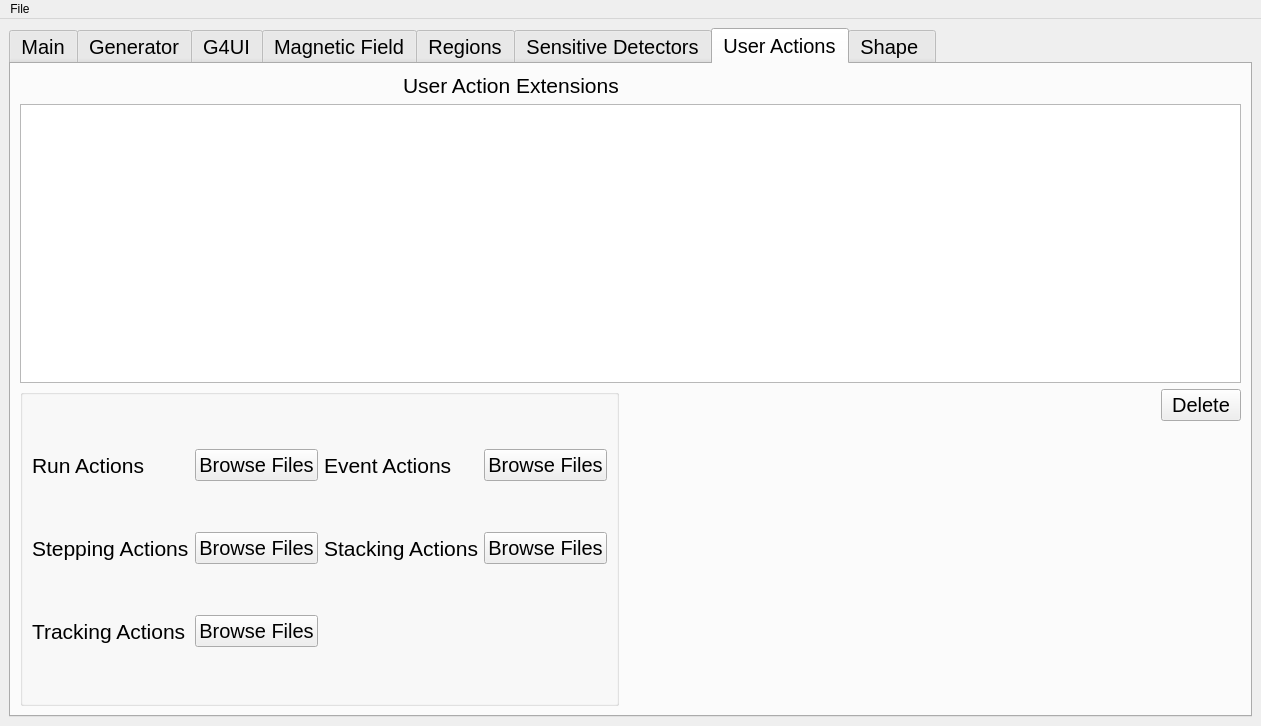
This is FSL/src/fsl_mainwindow.ui in efemberg11/GeoModel_rmakhman as Qt 5 draws it before an edit. The edited form follows.
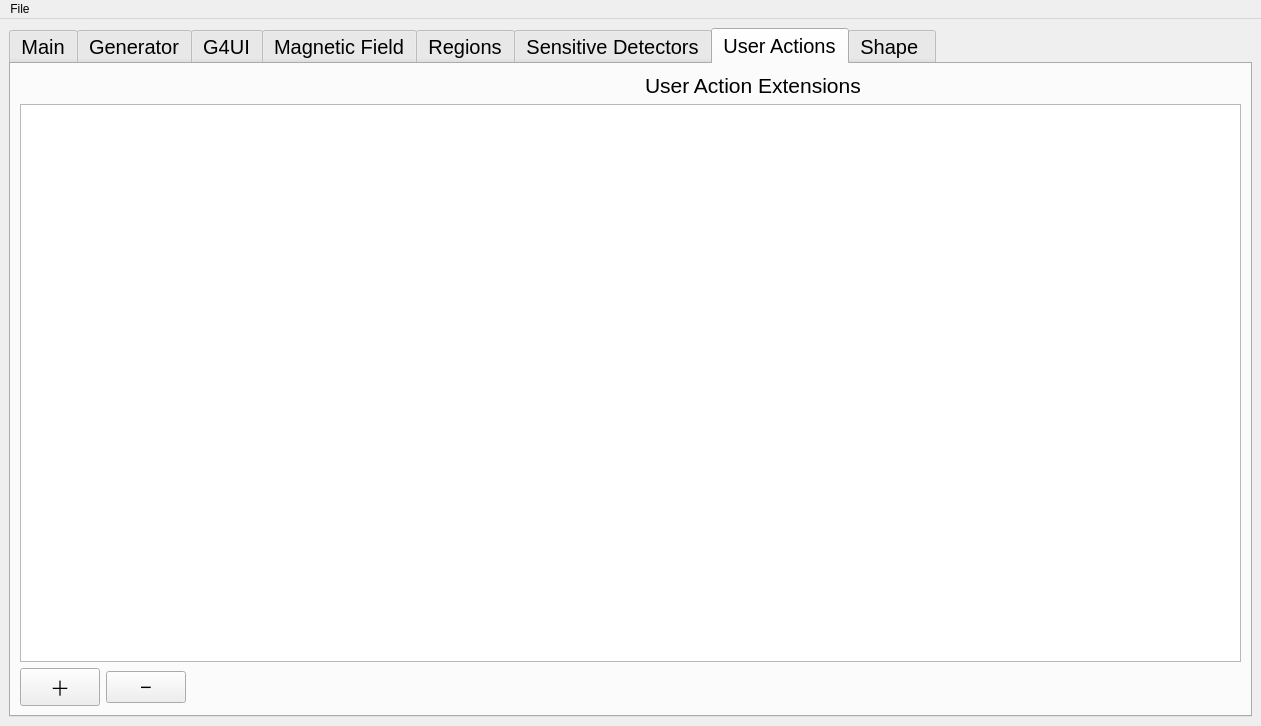
This is the edited form. The open tabs and pages were chosen to show the change.

Commit message: Plugin Mechanism for G4VUserInitializations

Diff of the .ui file:
```diff
--- a/FSL/src/fsl_mainwindow.ui
+++ b/FSL/src/fsl_mainwindow.ui
@@ -1271,7 +1271,7 @@
         <string>User Actions</string>
        </attribute>
        <layout class="QGridLayout" name="gridLayout_6">
-        <item row="0" column="0">
+        <item row="0" column="0" colspan="2">
          <spacer name="horizontalSpacer_2">
           <property name="orientation">
            <enum>Qt::Horizontal</enum>
@@ -1284,7 +1284,7 @@
           </property>
          </spacer>
         </item>
-        <item row="0" column="1">
+        <item row="0" column="2">
          <widget class="QLabel" name="label_25">
           <property name="font">
            <font>
@@ -1296,7 +1296,7 @@
           </property>
          </widget>
         </item>
-        <item row="0" column="2">
+        <item row="0" column="3">
          <spacer name="horizontalSpacer_3">
           <property name="orientation">
            <enum>Qt::Horizontal</enum>
@@ -1309,164 +1309,40 @@
           </property>
          </spacer>
         </item>
-        <item row="1" column="0" colspan="5">
+        <item row="1" column="0" colspan="4">
          <widget class="QTableView" name="user_action_table"/>
         </item>
-        <item row="2" column="0" rowspan="2" colspan="2">
-         <widget class="QGroupBox" name="groupBox">
-          <property name="font">
-           <font>
-            <pointsize>15</pointsize>
-           </font>
-          </property>
-          <property name="title">
-           <string/>
-          </property>
-          <layout class="QGridLayout" name="gridLayout_11">
-           <item row="0" column="0">
-            <widget class="QLabel" name="label_37">
-             <property name="font">
-              <font>
-               <pointsize>16</pointsize>
-              </font>
-             </property>
-             <property name="text">
-              <string>Run Actions</string>
-             </property>
-            </widget>
-           </item>
-           <item row="0" column="1">
-            <widget class="QPushButton" name="pB_run_actions">
-             <property name="text">
-              <string>Browse Files</string>
-             </property>
-            </widget>
-           </item>
-           <item row="0" column="2">
-            <widget class="QLabel" name="label_38">
-             <property name="font">
-              <font>
-               <pointsize>16</pointsize>
-              </font>
-             </property>
-             <property name="text">
-              <string>Event Actions</string>
-             </property>
-            </widget>
-           </item>
-           <item row="0" column="3">
-            <widget class="QPushButton" name="pB_event_actions">
-             <property name="text">
-              <string>Browse Files</string>
-             </property>
-            </widget>
-           </item>
-           <item row="1" column="0">
-            <widget class="QLabel" name="label_39">
-             <property name="font">
-              <font>
-               <pointsize>16</pointsize>
-              </font>
-             </property>
-             <property name="text">
-              <string>Stepping Actions</string>
-             </property>
-            </widget>
-           </item>
-           <item row="1" column="1">
-            <widget class="QPushButton" name="pB_stepping_actions">
-             <property name="text">
-              <string>Browse Files</string>
-             </property>
-            </widget>
-           </item>
-           <item row="1" column="2">
-            <widget class="QLabel" name="label_40">
-             <property name="font">
-              <font>
-               <pointsize>16</pointsize>
-              </font>
-             </property>
-             <property name="text">
-              <string>Stacking Actions</string>
-             </property>
-            </widget>
-           </item>
-           <item row="1" column="3">
-            <widget class="QPushButton" name="pB_stacking_actions">
-             <property name="text">
-              <string>Browse Files</string>
-             </property>
-            </widget>
-           </item>
-           <item row="2" column="0">
-            <widget class="QLabel" name="label_41">
-             <property name="font">
-              <font>
-               <pointsize>16</pointsize>
-              </font>
-             </property>
-             <property name="text">
-              <string>Tracking Actions</string>
-             </property>
-            </widget>
-           </item>
-           <item row="2" column="1">
-            <widget class="QPushButton" name="pB_tracking_actions">
-             <property name="text">
-              <string>Browse Files</string>
-             </property>
-            </widget>
-           </item>
-          </layout>
-         </widget>
+        <item row="2" column="0">
+         <layout class="QHBoxLayout" name="horizontalLayout_10">
+          <item>
+           <widget class="QPushButton" name="pB_add_user_action">
+            <property name="text">
+             <string>＋</string>
+            </property>
+           </widget>
+          </item>
+          <item>
+           <widget class="QPushButton" name="pB_del_user_action">
+            <property name="text">
+             <string>−</string>
+            </property>
+           </widget>
+          </item>
+         </layout>
         </item>
-        <item row="2" column="2" rowspan="2">
-         <spacer name="verticalSpacer_2">
-          <property name="orientation">
-           <enum>Qt::Vertical</enum>
-          </property>
-          <property name="sizeHint" stdset="0">
-           <size>
-            <width>20</width>
-            <height>225</height>
-           </size>
-          </property>
-         </spacer>
-        </item>
-        <item row="2" column="3">
-         <spacer name="horizontalSpacer">
+        <item row="2" column="1">
+         <spacer name="horizontalSpacer_24">
           <property name="orientation">
            <enum>Qt::Horizontal</enum>
           </property>
           <property name="sizeHint" stdset="0">
            <size>
-            <width>144</width>
+            <width>447</width>
             <height>20</height>
            </size>
           </property>
          </spacer>
         </item>
-        <item row="2" column="4">
-         <widget class="QPushButton" name="pB_del_user_action">
-          <property name="text">
-           <string>Delete</string>
-          </property>
-         </widget>
-        </item>
-        <item row="3" column="4">
-         <spacer name="verticalSpacer">
-          <property name="orientation">
-           <enum>Qt::Vertical</enum>
-          </property>
-          <property name="sizeHint" stdset="0">
-           <size>
-            <width>20</width>
-            <height>188</height>
-           </size>
-          </property>
-         </spacer>
-        </item>
        </layout>
       </widget>
       <widget class="QWidget" name="tab">
```
Left out of the diff: 2 changed lines with no effect on the pictures. The commit also changes 7 other files.
